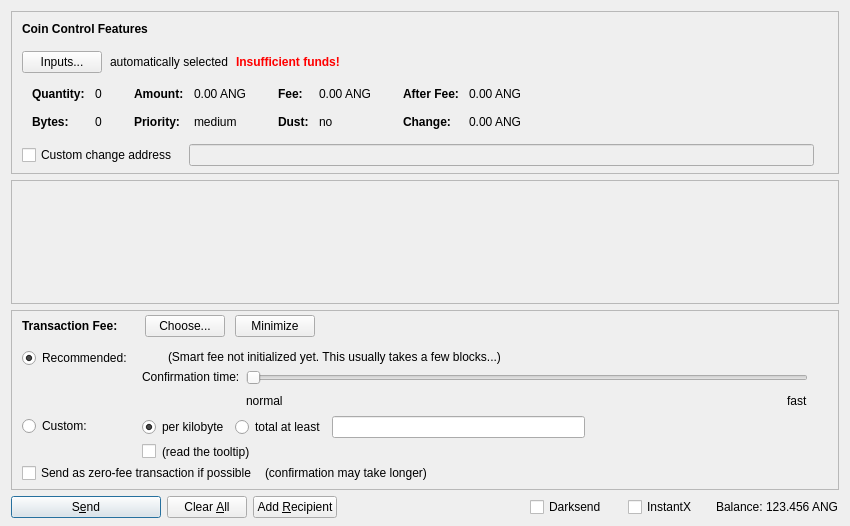
First picture: the form in src/qt/forms/sendcoinsdialog.ui, repository CoinExample/ANG, before the edit.
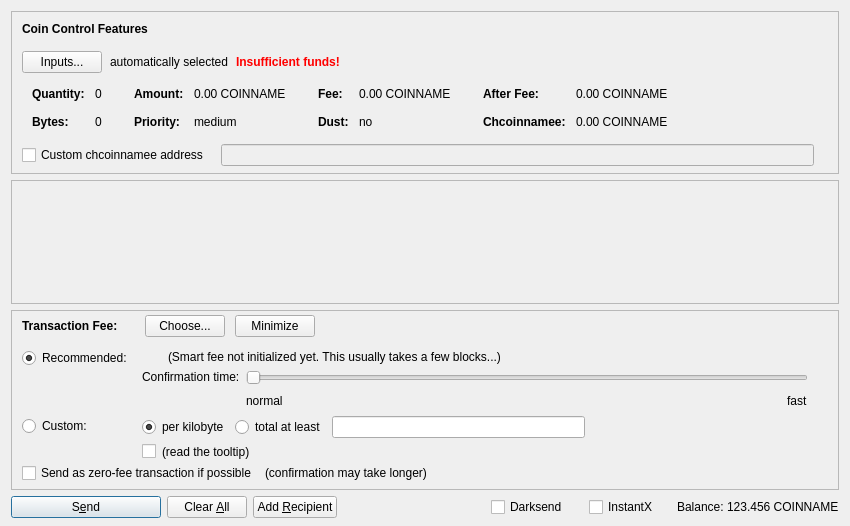
Second picture: the form after the edit. Icons and pictures are not drawn. Custom widgets are drawn as their Qt base class.

Diff of the .ui file:
```diff
--- a/src/qt/forms/sendcoinsdialog.ui
+++ b/src/qt/forms/sendcoinsdialog.ui
@@ -324,7 +324,7 @@
                   <enum>Qt::ActionsContextMenu</enum>
                  </property>
                  <property name="text">
-                  <string notr="true">0.00 ANG</string>
+                  <string notr="true">0.00 COINNAME</string>
                  </property>
                  <property name="textInteractionFlags">
                   <set>Qt::LinksAccessibleByMouse|Qt::TextSelectableByKeyboard|Qt::TextSelectableByMouse</set>
@@ -404,7 +404,7 @@
                   <enum>Qt::ActionsContextMenu</enum>
                  </property>
                  <property name="text">
-                  <string notr="true">0.00 ANG</string>
+                  <string notr="true">0.00 COINNAME</string>
                  </property>
                  <property name="textInteractionFlags">
                   <set>Qt::LinksAccessibleByMouse|Qt::TextSelectableByKeyboard|Qt::TextSelectableByMouse</set>
@@ -484,7 +484,7 @@
                   <enum>Qt::ActionsContextMenu</enum>
                  </property>
                  <property name="text">
-                  <string notr="true">0.00 ANG</string>
+                  <string notr="true">0.00 COINNAME</string>
                  </property>
                  <property name="textInteractionFlags">
                   <set>Qt::LinksAccessibleByMouse|Qt::TextSelectableByKeyboard|Qt::TextSelectableByMouse</set>
@@ -500,7 +500,7 @@
                   </font>
                  </property>
                  <property name="text">
-                  <string>Change:</string>
+                  <string>Chcoinnamee:</string>
                  </property>
                 </widget>
                </item>
@@ -513,7 +513,7 @@
                   <enum>Qt::ActionsContextMenu</enum>
                  </property>
                  <property name="text">
-                  <string notr="true">0.00 ANG</string>
+                  <string notr="true">0.00 COINNAME</string>
                  </property>
                  <property name="textInteractionFlags">
                   <set>Qt::LinksAccessibleByMouse|Qt::TextSelectableByKeyboard|Qt::TextSelectableByMouse</set>
@@ -547,7 +547,7 @@
              <string>If this is activated, but the change address is empty or invalid, change will be sent to a newly generated address.</string>
             </property>
             <property name="text">
-             <string>Custom change address</string>
+             <string>Custom chcoinnamee address</string>
             </property>
            </widget>
           </item>
@@ -1378,7 +1378,7 @@
           <cursorShape>IBeamCursor</cursorShape>
          </property>
          <property name="text">
-          <string notr="true">123.456 ANG</string>
+          <string notr="true">123.456 COINNAME</string>
          </property>
          <property name="textInteractionFlags">
           <set>Qt::LinksAccessibleByMouse|Qt::TextSelectableByKeyboard|Qt::TextSelectableByMouse</set>
```
Left out of the diff: 24 changed lines with no effect on the pictures.
